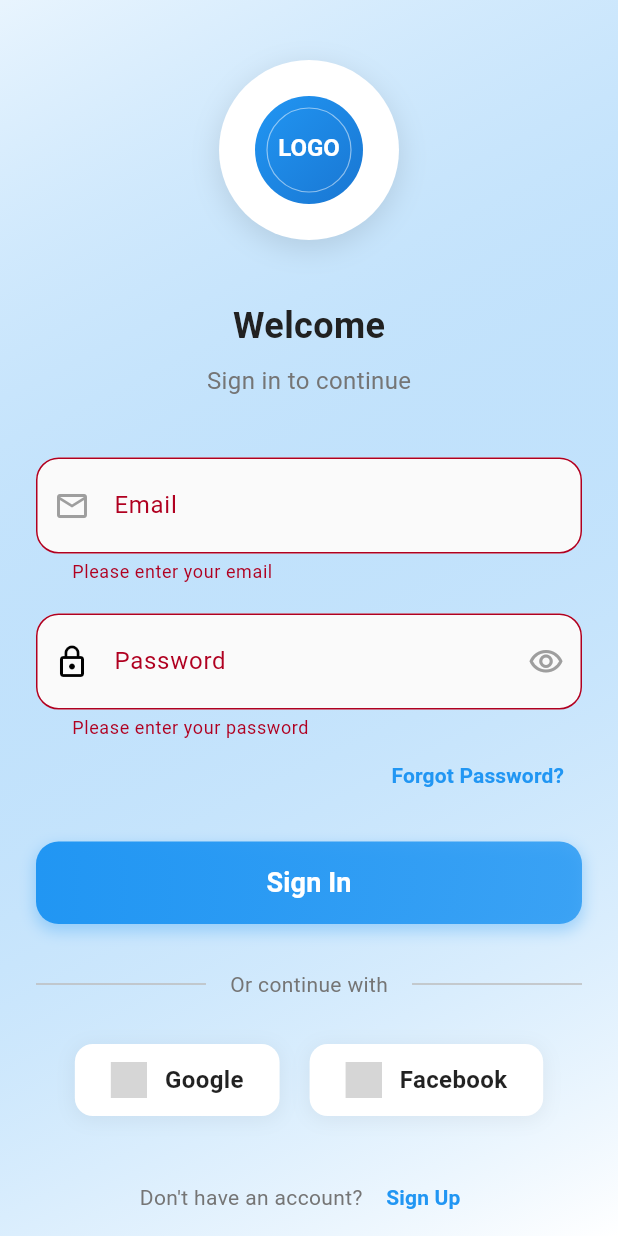
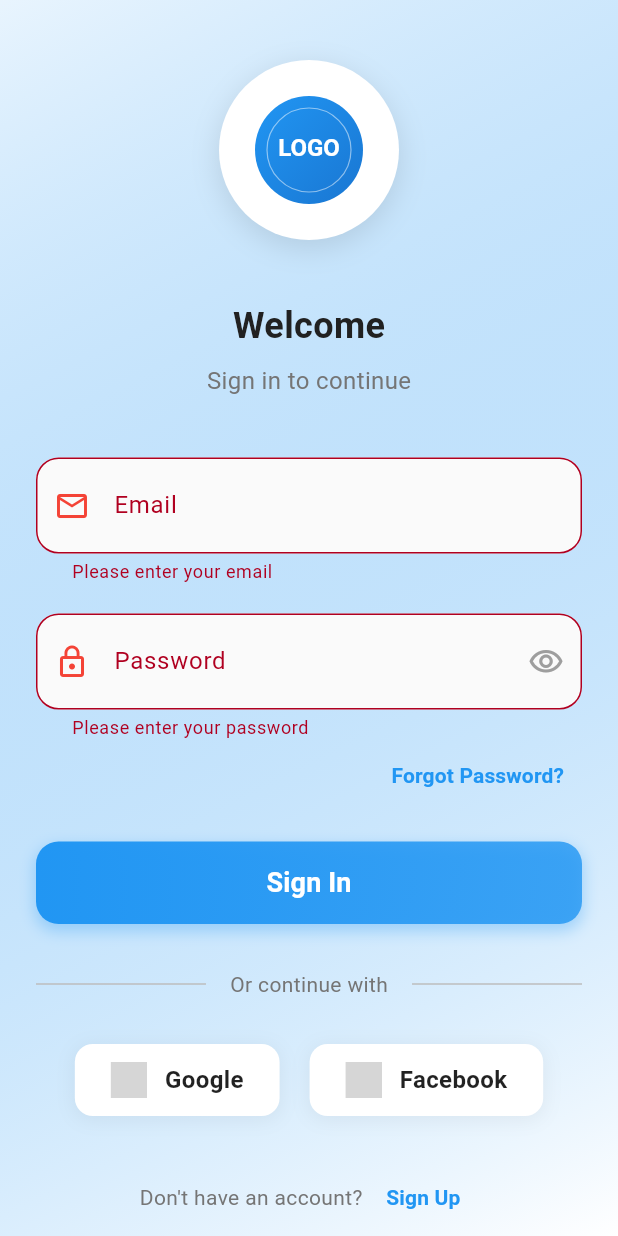
Before and after one commit to dat25134/flutter-base, a Flutter app: the screen it shows after launch, after a tap on "Sign In", on a phone screen of 412 x 824 dp. Run offline on Flutter 3.47's test engine with Material 3 defaults, Android fonts, the phone set to English and light mode, and no system bars; our stand-ins replace dartz, equatable, flutter_bloc, flutter_dotenv, flutter_svg, get_it and 2 more; network calls fail; grey boxes are pictures that could not be loaded.

```diff
--- a/lib/features/auth/data/datasources/auth_remote_datasource.dart
+++ b/lib/features/auth/data/datasources/auth_remote_datasource.dart
@@ -2,6 +2,7 @@ import 'dart:convert';
 import 'package:http/http.dart' as http;
 import '../../../../core/errors/exceptions.dart';
 import '../models/user_model.dart';
+import '../../../../core/constants/api_endpoints.dart';
 
 abstract class AuthRemoteDataSource {
   Future<UserModel> login(String email, String password);
@@ -10,14 +11,13 @@ abstract class AuthRemoteDataSource {
 
 class AuthRemoteDataSourceImpl implements AuthRemoteDataSource {
   final http.Client client;
-  final String baseUrl = 'https://localhost:90'; // Replace with your API URL
 
   AuthRemoteDataSourceImpl({required this.client});
 
   @override
   Future<UserModel> login(String email, String password) async {
     final response = await client.post(
-      Uri.parse('$baseUrl/login'),
+      Uri.parse(ApiEndpoints.login),
       headers: {'Content-Type': 'application/json'},
       body: json.encode({
         'email': email,
@@ -35,7 +35,7 @@ class AuthRemoteDataSourceImpl implements AuthRemoteDataSource {
   @override
   Future<void> logout() async {
     final response = await client.post(
-      Uri.parse('$baseUrl/logout'),
+      Uri.parse(ApiEndpoints.logout),
       headers: {'Content-Type': 'application/json'},
     );
 
--- a/lib/features/auth/presentation/widgets/login_form.dart
+++ b/lib/features/auth/presentation/widgets/login_form.dart
@@ -21,6 +21,8 @@ class _LoginFormState extends State<LoginForm> {
   final _emailController = TextEditingController();
   final _passwordController = TextEditingController();
   bool _obscurePassword = true;
+  Color _emailIconColor = AppColors.textHint;
+  Color _passwordIconColor = AppColors.textHint;
 
   @override
   Widget build(BuildContext context) {
@@ -59,15 +61,18 @@ class _LoginFormState extends State<LoginForm> {
               CustomTextField(
                 controller: _emailController,
                 label: 'Email',
-                prefixIcon: Icon(Icons.email_outlined, color: AppColors.textHint),
+                prefixIcon: Icon(Icons.email_outlined, color: _emailIconColor),
                 keyboardType: TextInputType.emailAddress,
                 validator: (value) {
                   if (value?.isEmpty ?? true) {
+                    setState(() => _emailIconColor = Colors.red);
                     return 'Please enter your email';
                   }
                   if (!RegExp(r'^[\w-\.]+@([\w-]+\.)+[\w-]{2,4}$').hasMatch(value!)) {
+                    setState(() => _emailIconColor = Colors.red);
                     return 'Please enter a valid email';
                   }
+                  setState(() => _emailIconColor = Theme.of(context).primaryColor);
                   return null;
                 },
               ),
@@ -75,7 +80,7 @@ class _LoginFormState extends State<LoginForm> {
               CustomTextField(
                 controller: _passwordController,
                 label: 'Password',
-                prefixIcon: const Icon(Icons.lock_outline),
+                prefixIcon: Icon(Icons.lock_outline, color: _passwordIconColor),
                 obscureText: _obscurePassword,
                 suffixIcon: IconButton(
                   icon: Icon(
@@ -86,11 +91,14 @@ class _LoginFormState extends State<LoginForm> {
                 ),
                 validator: (value) {
                   if (value?.isEmpty ?? true) {
+                    setState(() => _passwordIconColor = Colors.red);
                     return 'Please enter your password';
                   }
                   if (value!.length < 6) {
+                    setState(() => _passwordIconColor = Colors.red);
                     return 'Password must be at least 6 characters';
                   }
+                  setState(() => _passwordIconColor = Theme.of(context).primaryColor);
                   return null;
                 },
               ),
--- a/lib/main.dart
+++ b/lib/main.dart
@@ -4,9 +4,11 @@ import 'core/theme/app_theme.dart';
 import 'features/auth/presentation/pages/login_page.dart';
 import 'features/auth/presentation/bloc/auth_bloc.dart';
 import 'injection_container.dart' as di;
+import 'package:flutter_dotenv/flutter_dotenv.dart';
 
 void main() async {
   WidgetsFlutterBinding.ensureInitialized();
+  await dotenv.load(fileName: ".env");
   await di.init();
   runApp(const MyApp());
 }
--- a/pubspec.yaml
+++ b/pubspec.yaml
@@ -45,6 +45,7 @@ dependencies:
   # Others
   equatable: ^2.0.5
   flutter_svg: ^2.0.9
+  flutter_dotenv: ^5.1.0
 
 dev_dependencies:
   flutter_test:
@@ -105,3 +106,4 @@ flutter:
 
   assets:
     - assets/images/
+    - .env
```
Also changed, not shown: lib/core/config/env_config.dart (added, +12 -0 lines), lib/core/constants/api_endpoints.dart (added, +12 -0 lines), pubspec.lock, 2 other files.
